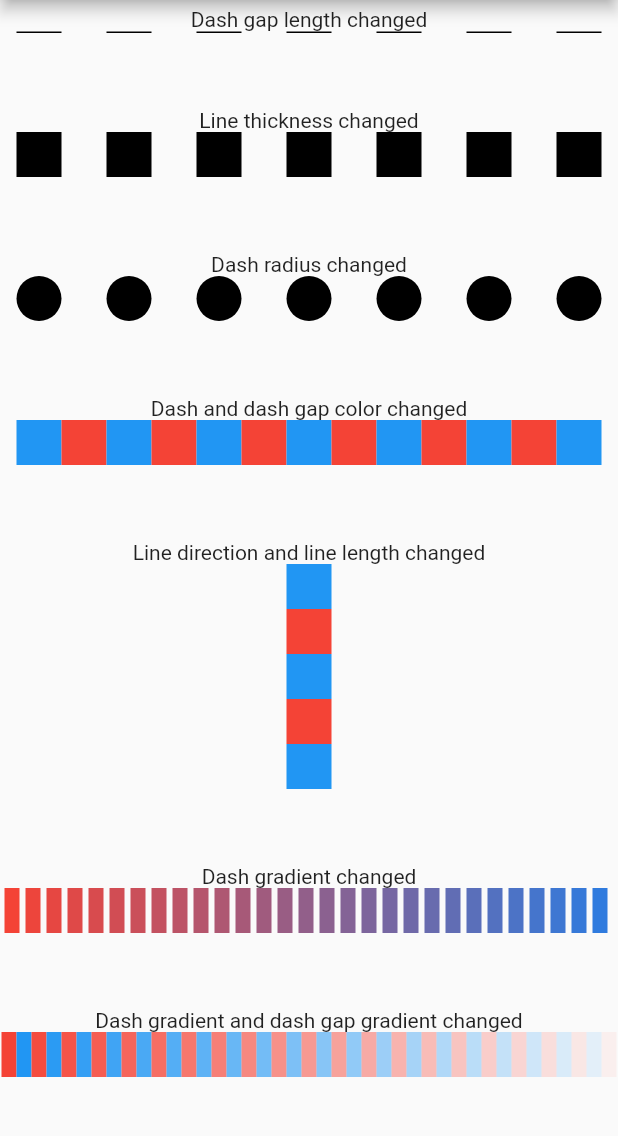
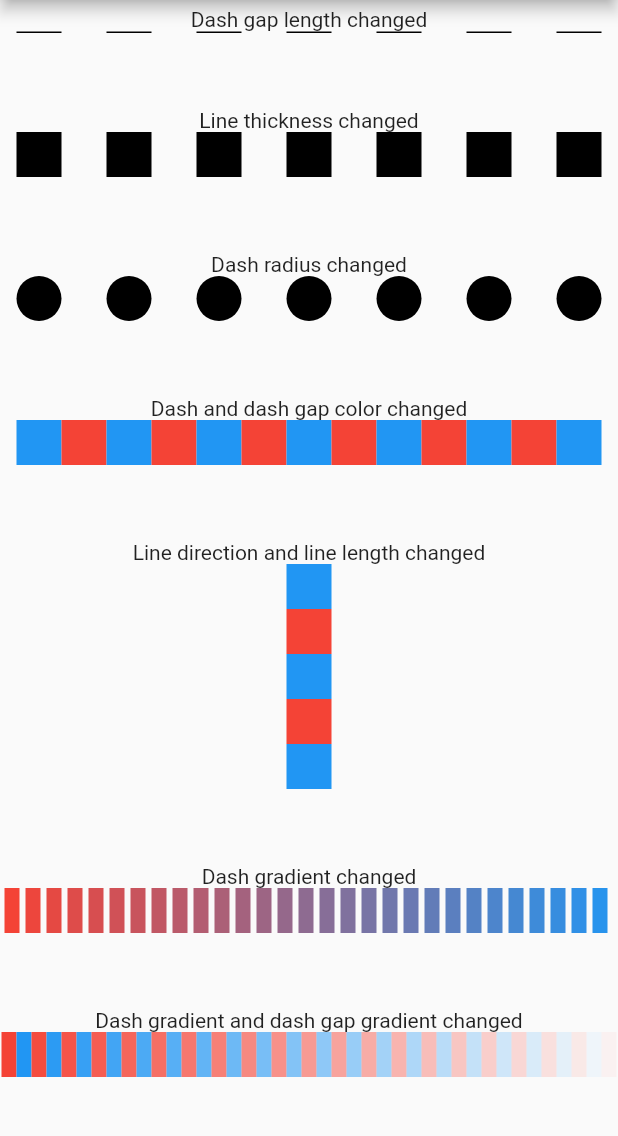
Before and after one commit to umechanhika/dotted_line, a Flutter app: the screen it shows after launch, scrolled down 179 dp, on a phone screen of 412 x 824 dp, the part 84-1220 px from its top. Run offline on Flutter 3.47's test engine with Material 2 defaults, Android fonts, the phone set to English and light mode, and no system bars.

Commit message:
fix: use Color.lerp for gradient to remove deprecated Color API usage
The per-channel Color accessors (.alpha/.red/.green/.blue) and mutators
(.withAlpha/...) were deprecated in Flutter 3.27+, costing 10 pub.dev
points in static analysis. Color.lerp is non-deprecated, works on older
Flutter versions, and produces an equivalent linear gradient. pana now
reports 160/160.

Co-Authored-By: Claude Opus 4.8 (1M context) <noreply@anthropic.com>

```diff
--- a/lib/dotted_line.dart
+++ b/lib/dotted_line.dart
@@ -210,20 +210,8 @@ class DottedLine extends StatelessWidget {
     int maxItemCount,
     int index,
   ) {
-    var diffAlpha = (endColor.alpha - startColor.alpha);
-    var diffRed = (endColor.red - startColor.red);
-    var diffGreen = (endColor.green - startColor.green);
-    var diffBlue = (endColor.blue - startColor.blue);
-
-    var amountOfChangeInAlphaPerItem = diffAlpha ~/ maxItemCount;
-    var amountOfChangeInRedPerItem = diffRed ~/ maxItemCount;
-    var amountOfChangeInGreenPerItem = diffGreen ~/ maxItemCount;
-    var amountOfChangeInBluePerItem = diffBlue ~/ maxItemCount;
-
-    return startColor
-        .withAlpha(startColor.alpha + amountOfChangeInAlphaPerItem * index)
-        .withRed(startColor.red + amountOfChangeInRedPerItem * index)
-        .withGreen(startColor.green + amountOfChangeInGreenPerItem * index)
-        .withBlue(startColor.blue + amountOfChangeInBluePerItem * index);
+    if (maxItemCount <= 0) return startColor;
+    final t = index / maxItemCount;
+    return Color.lerp(startColor, endColor, t) ?? startColor;
   }
 }
```
